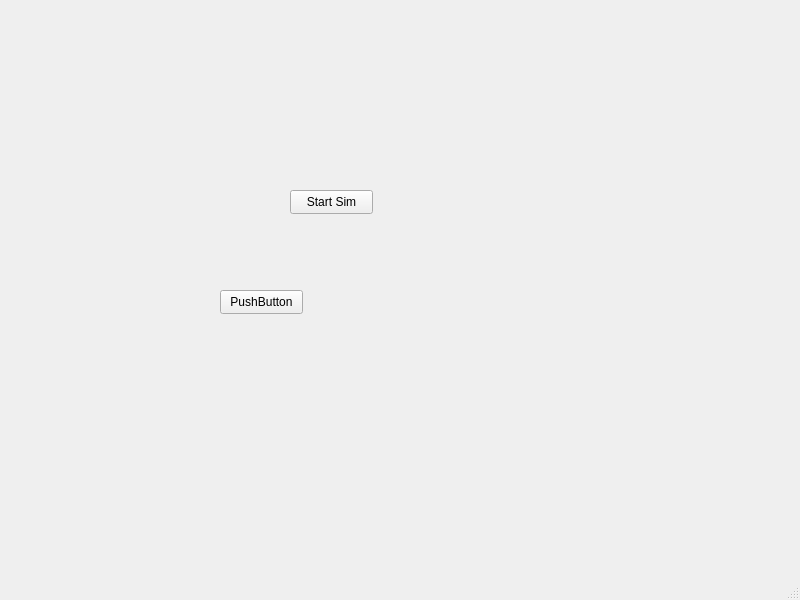
First picture: the form in PythonWrapper/Test.ui, repository slipschutz/EconSim, before the edit.
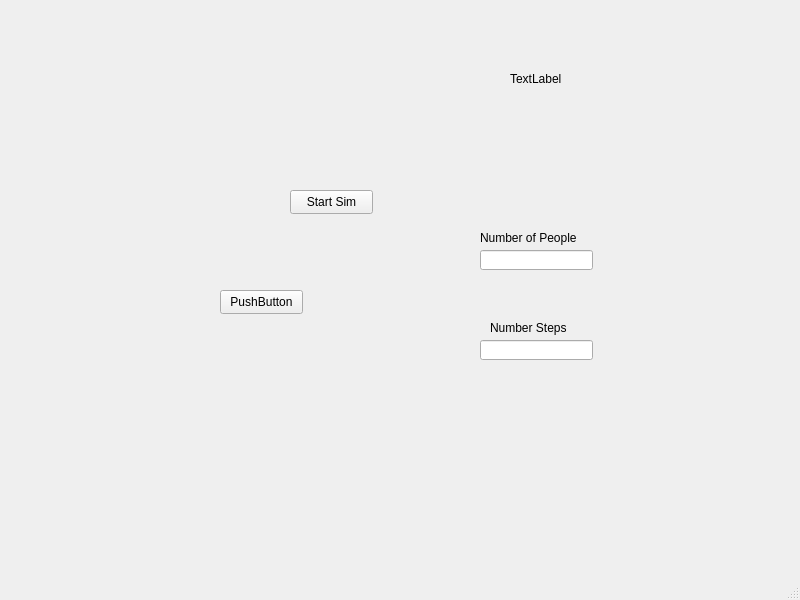
Second picture: the form after the edit.

Commit message: Moved the main loop roughly into python land.  Added buttons and inputs to the GUI.  Can set the number of people and number of steps in the GUI

```diff
--- a/PythonWrapper/Test.ui
+++ b/PythonWrapper/Test.ui
@@ -40,6 +40,65 @@
      <string>PushButton</string>
     </property>
    </widget>
+   <widget class="QLineEdit" name="numPeopleInput">
+    <property name="geometry">
+     <rect>
+      <x>480</x>
+      <y>250</y>
+      <width>113</width>
+      <height>20</height>
+     </rect>
+    </property>
+   </widget>
+   <widget class="QLabel" name="label">
+    <property name="geometry">
+     <rect>
+      <x>480</x>
+      <y>230</y>
+      <width>131</width>
+      <height>16</height>
+     </rect>
+    </property>
+    <property name="text">
+     <string>Number of People</string>
+    </property>
+   </widget>
+   <widget class="QLabel" name="label_2">
+    <property name="geometry">
+     <rect>
+      <x>490</x>
+      <y>320</y>
+      <width>91</width>
+      <height>16</height>
+     </rect>
+    </property>
+    <property name="text">
+     <string>Number Steps</string>
+    </property>
+   </widget>
+   <widget class="QLabel" name="TotalNumStepLabel">
+    <property name="geometry">
+     <rect>
+      <x>510</x>
+      <y>63</y>
+      <width>181</width>
+      <height>31</height>
+     </rect>
+    </property>
+    <property name="text">
+     <string>TextLabel</string>
+    </property>
+   </widget>
+   <widget class="QLineEdit" name="numStepsInput">
+    <property name="geometry">
+     <rect>
+      <x>480</x>
+      <y>340</y>
+      <width>113</width>
+      <height>20</height>
+     </rect>
+    </property>
+   </widget>
   </widget>
   <widget class="QMenuBar" name="menubar">
    <property name="geometry">
```
The commit also changes 3 other files.
